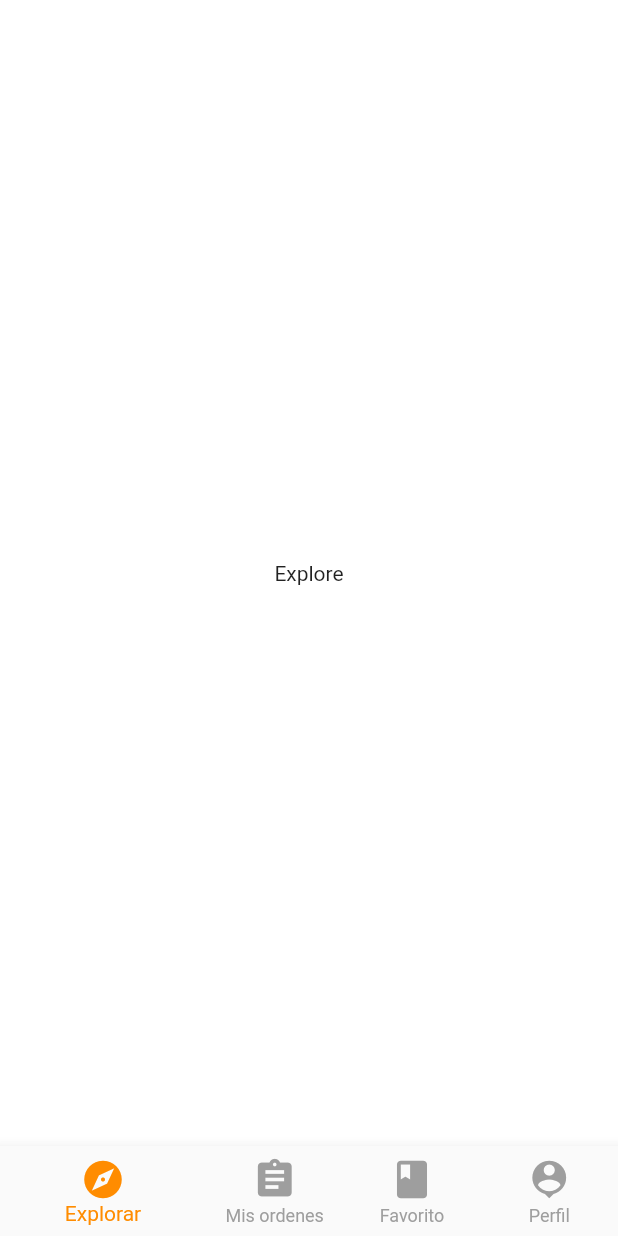
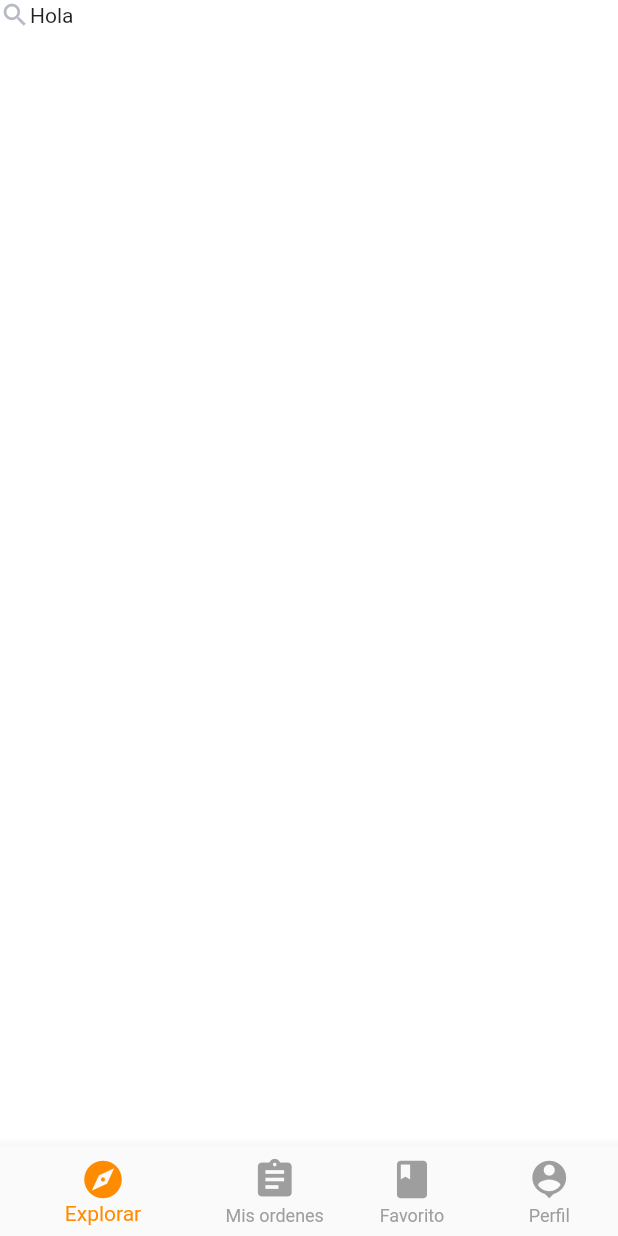
Before and after one commit to IvoCobos/AppDeliveryFlutter, a Flutter app: the TabsPage screen opened by its route, on a phone screen of 412 x 824 dp. Run offline on Flutter 3.47's test engine with Material 2 defaults, Android fonts, the phone set to English and light mode, and no system bars; missing offline and left inert: dart:html, dart:js.

```diff
--- a/lib/src/features/presentation/tabs/explore_tab.dart
+++ b/lib/src/features/presentation/tabs/explore_tab.dart
@@ -1,13 +1,30 @@
+import 'package:delivery_app/src/colors/colors.dart';
 import 'package:flutter/material.dart';
 
 class ExploreTab extends StatelessWidget {
 
   @override
   Widget build(BuildContext context) {
-    return Center(
-      child: Container(
-        child: Text('Explore'),
-      ),
-    );
+    return SafeArea(child: CustomScrollView(
+      slivers: [SliverList(delegate: SliverChildListDelegate(
+        [
+          _topBar(context)
+      ]))],
+    ));
   }
 }
+
+Widget _topBar(BuildContext context) {
+  return Row(
+    children: [
+      Container(
+        child: Row(children: [
+          Icon(Icons.search, size: 20.0, color: grey,)
+          ]),
+      ),
+      Container(
+        child: Text('Hola'),
+      )
+    ],
+  );
+}
```
